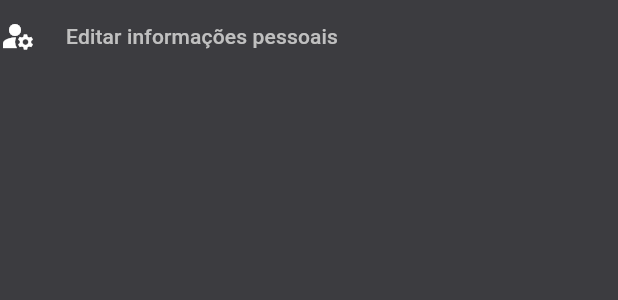
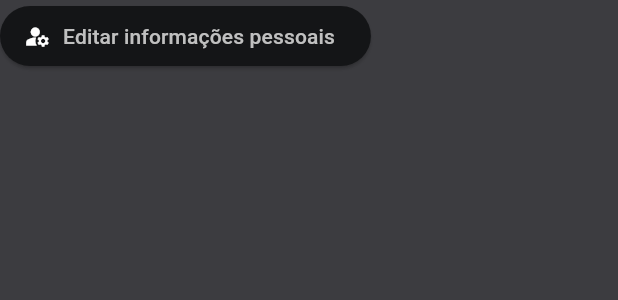
Before and after one commit to IgordeAndrade/customer_secret_service, a Flutter app: the CustomDrawerItem widget shown alone on an empty page, opened directly, on a phone screen of 412 x 824 dp. Shown: the top 300 px of the screen. Run offline on Flutter 3.47's test engine with Material 2 defaults, Android fonts, the light colour scheme and no system bars; our stand-ins replace flex_color_scheme; network calls fail.

Commit message:
[refact]: add button style

```diff
--- a/lib/home_page/widgets/custom_drawer_item.dart
+++ b/lib/home_page/widgets/custom_drawer_item.dart
@@ -1,4 +1,3 @@
-import 'package:customer_secret_service/global/design_system/widgets/box_spacer.dart';
 import 'package:flutter/material.dart';
 
 class CustomDrawerItem extends StatelessWidget {
@@ -9,23 +8,19 @@ class CustomDrawerItem extends StatelessWidget {
     required this.onPressed,
   });
 
-  final Icon icon;
+  final IconData icon;
   final String title;
   final void Function()? onPressed;
 
   @override
   Widget build(BuildContext context) {
-    return Row(
-      children: [
-        icon,
-        const BoxSpacer.small(),
-        TextButton(
-          onPressed: onPressed,
-          child: Text(
-            title,
-          ),
-        )
-      ],
+    final theme =  Theme.of(context);
+    return ElevatedButton.icon(
+      onPressed: onPressed,
+      icon: Icon(icon, color: theme.colorScheme.onSurface,),
+      label: Text(
+        title, style: theme.textTheme.button!.copyWith(color: theme.colorScheme.primary),
+      ),
     );
   }
 }
--- a/lib/schedule/presentation/widgets/my_schedules_banner.dart
+++ b/lib/schedule/presentation/widgets/my_schedules_banner.dart
@@ -1,3 +1,4 @@
+import 'package:customer_secret_service/global/design_system/styles/custom_styles.dart';
 import 'package:flutter/material.dart';
 
 import '../../../global/design_system/widgets/box_spacer.dart';
@@ -33,10 +34,7 @@ class MySchedulesBanner extends StatelessWidget {
                 children: List.generate(
                   loadedSchedules.length,
                   (index) => ElevatedButton.icon(
-                    style: ButtonStyle(
-                      shadowColor: MaterialStateProperty.all(
-                          theme.colorScheme.onPrimary),
-                    ),
+                    style: CustomStyles.buttonStyle,
                     onPressed: () {},
                     icon: const Icon(Icons.search),
                     label: Text(
```
Also changed, not shown: lib/global/design_system/styles/custom_styles.dart (added, +19 -0 lines), lib/home_page/home_page.dart (+8 -6 lines).
